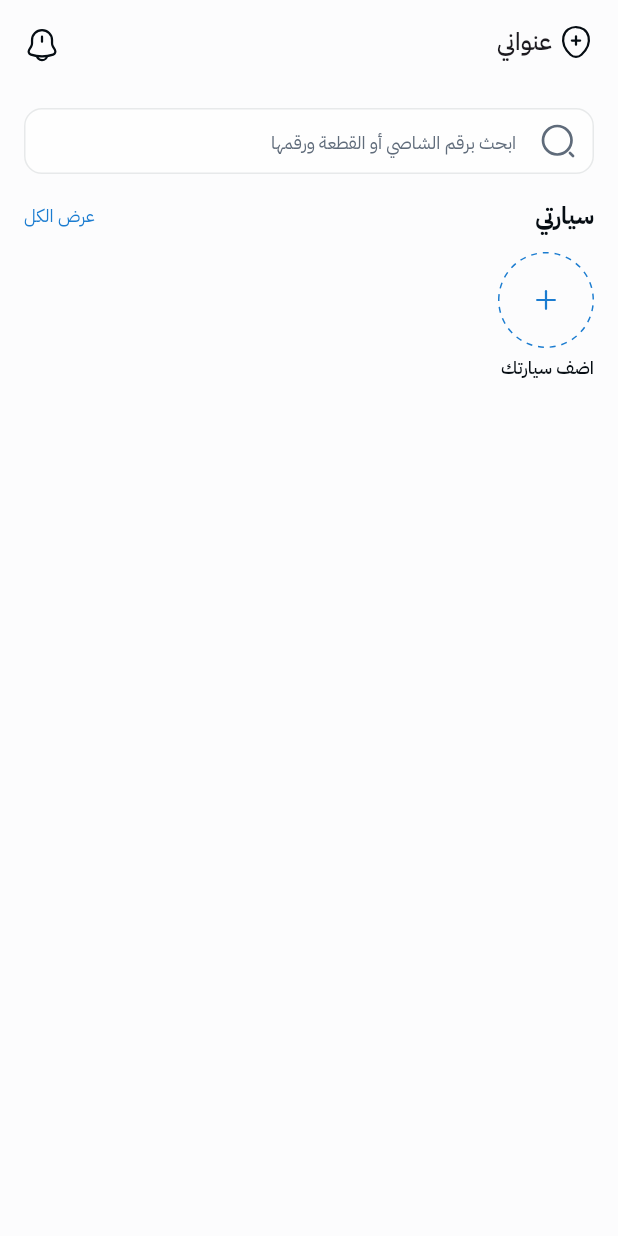
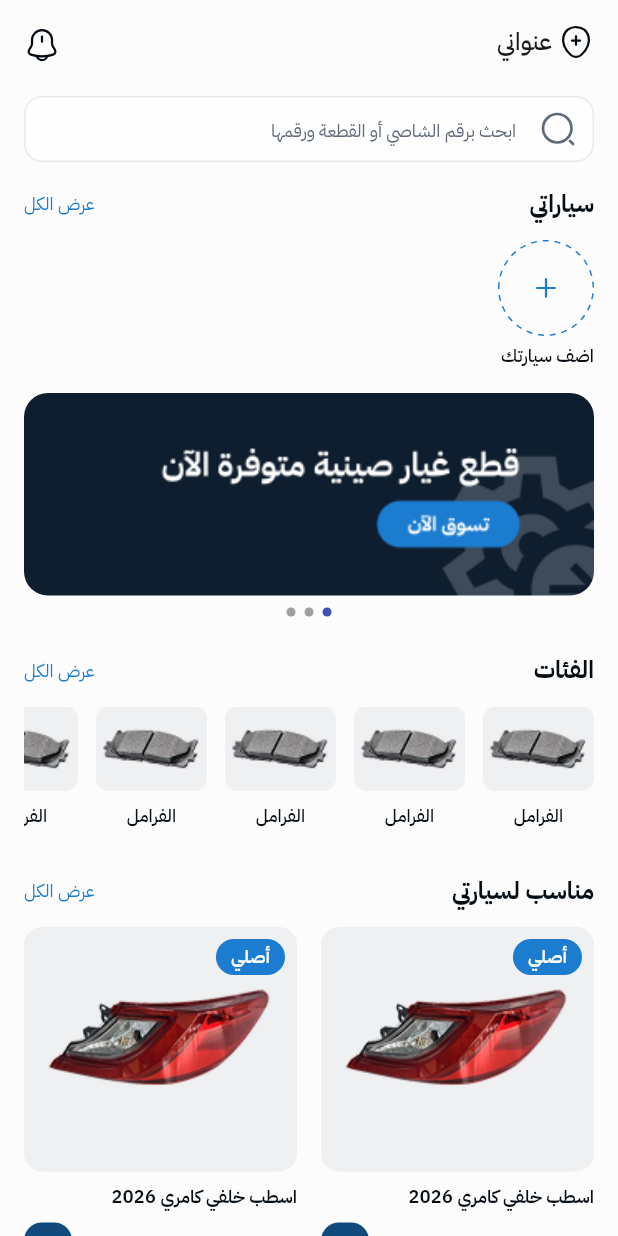
Before and after one commit to Nassertion/qitai, a Flutter app: the screen it shows after launch, on a phone screen of 412 x 824 dp. Run offline on Flutter 3.47's test engine with Material 3 defaults, Android fonts, the phone set to English and light mode, and no system bars; drawn by our look-alikes of smooth_page_indicator; our stand-ins replace flutter_svg.

Commit message:
adding pageview + categories + fit for my car in client screen

```diff
--- a/lib/core/constant/spaces.dart
+++ b/lib/core/constant/spaces.dart
@@ -1,6 +1,6 @@
 import 'package:flutter/material.dart';
 
 final dPadding = SizedBox(height: 16);
-final dPadding12 = SizedBox(height: 12);
-final dPadding8 = SizedBox(height: 8);
-final dPadding4 = SizedBox(height: 4);
+final Padding12 = SizedBox(height: 12);
+final Padding8 = SizedBox(height: 8);
+final Padding4 = SizedBox(height: 4);
--- a/lib/features/client/client_screen.dart
+++ /dev/null
@@ -1,83 +0,0 @@
-import 'package:flutter/material.dart';
-import 'package:flutter_svg/flutter_svg.dart';
-import 'package:qitai/core/constant/colors.dart';
-import 'package:qitai/core/constant/text_styles.dart';
-import 'package:qitai/core/constant/spaces.dart';
-import 'package:qitai/core/widgets/Page_padding.dart';
-import 'package:qitai/core/widgets/app_bar.dart';
-import 'package:qitai/core/widgets/search.dart';
-
-class ClientScreen extends StatelessWidget {
-  const ClientScreen({super.key});
-
-  @override
-  Widget build(BuildContext context) {
-    return Scaffold(
-      appBar: CustomeAppbar(),
-      body: AppPagePadding(
-        child: ListView(
-          padding: EdgeInsets.zero, // مهم
-          children: [
-            dPadding,
-            search(),
-            dPadding,
-            Row(
-              mainAxisAlignment: MainAxisAlignment.spaceBetween,
-              children: [
-                Text(
-                  "سيارتي",
-                  style: AppTextStyles.boldBody.copyWith(
-                    color: AppColors.primaryText,
-                  ),
-                ),
-                // make it work
-                TextButton(
-                  onPressed: () {},
-                  style: TextButton.styleFrom(
-                    padding: EdgeInsets.zero, // هنا تشيل padding الافتراضي
-                    minimumSize: Size(0, 0), // optional لتقليل حجم الـ button
-                    tapTargetSize: MaterialTapTargetSize
-                        .shrinkWrap, // مهم لتصغير الـ hitbox
-                  ),
-                  child: Text(
-                    "عرض الكل",
-                    style: AppTextStyles.regularOverline.copyWith(
-                      color: AppColors.actionText,
-                    ),
-                  ),
-                ),
-              ],
-            ),
-            dPadding12,
-            Row(children: [addCar("assets/icons/addCar.svg", "اضف سيارتك")]),
-            dPadding,
-          ],
-        ),
-      ),
-    );
-  }
-
-  //if no car -> default
-  Column addCar(String img, String carName) {
-    return Column(
-      crossAxisAlignment: CrossAxisAlignment.start,
-      children: [
-        SizedBox(
-          height: 64,
-          width: 64,
-          child: CircleAvatar(
-            backgroundColor: AppColors.backgroudColor,
-            child: SvgPicture.asset(img),
-          ),
-        ),
-        dPadding4,
-        Text(
-          carName,
-          style: AppTextStyles.mediumOverline.copyWith(
-            color: AppColors.primaryText,
-          ),
-        ),
-      ],
-    );
-  }
-}
--- /dev/null
+++ b/lib/features/client/presentation/screens/client_home_screen.dart
@@ -0,0 +1,108 @@
+import 'package:flutter/material.dart';
+import 'package:flutter_svg/flutter_svg.dart';
+import 'package:qitai/core/constant/colors.dart';
+import 'package:qitai/core/constant/text_styles.dart';
+import 'package:qitai/core/constant/spaces.dart';
+import 'package:qitai/core/widgets/Page_padding.dart';
+import 'package:qitai/core/widgets/app_bar.dart';
+import 'package:qitai/features/client/presentation/widgets/card_product.dart';
+import 'package:qitai/features/client/presentation/widgets/header.dart';
+import 'package:qitai/features/client/presentation/widgets/search.dart';
+import 'package:qitai/features/client/presentation/widgets/slider_widget.dart';
+
+class ClientScreen extends StatelessWidget {
+  const ClientScreen({super.key});
+
+  @override
+  Widget build(BuildContext context) {
+    return Scaffold(
+      appBar: CustomeAppbar(),
+      body: AppPagePadding(
+        child: ListView(
+          padding: EdgeInsets.zero,
+          children: [
+            Padding8, search(),
+            dPadding,
+            sectionHeader("سياراتي"),
+            Padding12,
+            //temp
+            Row(children: [addCar("assets/icons/addCar.svg", "اضف سيارتك")]),
+            dPadding,
+            //temp
+            ClientBannerSlider(),
+            SizedBox(height: 24),
+            sectionHeader("الفئات"),
+            Padding12,
+            //temp
+            //خله يطلع من البادنق
+            SizedBox(
+              height: 95,
+              child: ListView.separated(
+                scrollDirection: Axis.horizontal,
+                itemCount: 8,
+                separatorBuilder: (_, __) => const SizedBox(width: 12),
+                itemBuilder: (context, index) => Column(
+                  children: [
+                    Image.asset(
+                      'assets/images/framl.png',
+                      width: 74,
+                      height: 56,
+                    ),
+                    Padding8,
+                    Text(
+                      "الفرامل",
+                      style: AppTextStyles.mediumOverline.copyWith(
+                        color: AppColors.primaryText,
+                      ),
+                    ),
+                  ],
+                ),
+              ),
+            ),
+            dPadding,
+            sectionHeader("مناسب لسيارتي"),
+            Padding12,
+            GridView.builder(
+              itemCount: 8,
+              shrinkWrap: true,
+              physics: NeverScrollableScrollPhysics(),
+              gridDelegate: SliverGridDelegateWithFixedCrossAxisCount(
+                crossAxisCount: 2,
+                crossAxisSpacing: 16,
+                mainAxisSpacing: 16,
+                // childAspectRatio: 1,
+                mainAxisExtent: 237, // This sets the fixed height
+              ),
+              itemBuilder: (context, index) => ProductCard(),
+            ),
+          ],
+        ),
+      ),
+    );
+  }
+
+  //if no car -> default
+  //temp
+  Column addCar(String img, String carName) {
+    return Column(
+      crossAxisAlignment: CrossAxisAlignment.start,
+      children: [
+        SizedBox(
+          height: 64,
+          width: 64,
+          child: CircleAvatar(
+            backgroundColor: AppColors.backgroudColor,
+            child: SvgPicture.asset(img),
+          ),
+        ),
+        Padding4,
+        Text(
+          carName,
+          style: AppTextStyles.mediumOverline.copyWith(
+            color: AppColors.primaryText,
+          ),
+        ),
+      ],
+    );
+  }
+}
--- /dev/null
+++ b/lib/features/client/presentation/widgets/card_product.dart
@@ -0,0 +1,96 @@
+import 'package:flutter/material.dart';
+import 'package:flutter_svg/flutter_svg.dart';
+import 'package:qitai/core/constant/colors.dart';
+import 'package:qitai/core/constant/spaces.dart';
+import 'package:qitai/core/constant/text_styles.dart';
+
+class ProductCard extends StatelessWidget {
+  const ProductCard({super.key});
+  // اصلي وتجاري
+  @override
+  Widget build(BuildContext context) {
+    return Container(
+      decoration: BoxDecoration(borderRadius: BorderRadius.circular(16)),
+      child: Column(
+        crossAxisAlignment: CrossAxisAlignment.start,
+        children: [
+          Stack(
+            children: [
+              Container(
+                height: 163,
+                width: double.infinity,
+                decoration: BoxDecoration(
+                  color: AppColors.image,
+                  borderRadius: BorderRadius.circular(12),
+                ),
+                child: Image.asset(
+                  'assets/images/test.png',
+                  fit: BoxFit.contain,
+                ),
+              ),
+
+              Positioned(
+                top: 8,
+                right: 8,
+                child: Container(
+                  padding: const EdgeInsets.symmetric(
+                    horizontal: 10,
+                    vertical: 3,
+                  ),
+                  decoration: BoxDecoration(
+                    color: AppColors.actionText,
+                    borderRadius: BorderRadius.circular(24),
+                  ),
+                  child: Text(
+                    "أصلي",
+                    style: AppTextStyles.semiBoldOverline.copyWith(
+                      color: AppColors.whiteText,
+                    ),
+                  ),
+                ),
+              ),
+            ],
+          ),
+
+          Padding8,
+          Text(
+            "اسطب خلفي كامري 2026",
+            style: AppTextStyles.semiBoldOverline.copyWith(
+              color: AppColors.primaryText,
+            ),
+          ),
+
+          Padding8,
+
+          Row(
+            mainAxisAlignment: MainAxisAlignment.spaceBetween,
+            children: [
+              Row(
+                children: [
+                  Text(
+                    "300",
+                    style: AppTextStyles.semiBoldBody.copyWith(
+                      color: AppColors.primaryText,
+                    ),
+                  ),
+                  SizedBox(width: 2),
+                  SvgPicture.asset("assets/icons/SR.svg"),
+                ],
+              ),
+
+              Container(
+                width: 32,
+                height: 32,
+                decoration: BoxDecoration(
+                  color: AppColors.primaryButton,
+                  borderRadius: BorderRadius.circular(12),
+                ),
+                child: const Icon(Icons.add, color: Colors.white, size: 20),
+              ),
+            ],
+          ),
+        ],
+      ),
+    );
+  }
+}
--- /dev/null
+++ b/lib/features/client/presentation/widgets/header.dart
@@ -0,0 +1,30 @@
+import 'package:flutter/material.dart';
+import 'package:qitai/core/constant/colors.dart';
+import 'package:qitai/core/constant/text_styles.dart';
+
+Row sectionHeader(String name) {
+  return Row(
+    mainAxisAlignment: MainAxisAlignment.spaceBetween,
+    children: [
+      Text(
+        name,
+        style: AppTextStyles.boldBody.copyWith(color: AppColors.primaryText),
+      ),
+      // make it work
+      TextButton(
+        onPressed: () {},
+        style: TextButton.styleFrom(
+          padding: EdgeInsets.zero,
+          minimumSize: Size(0, 0),
+          tapTargetSize: MaterialTapTargetSize.shrinkWrap,
+        ),
+        child: Text(
+          "عرض الكل",
+          style: AppTextStyles.regularOverline.copyWith(
+            color: AppColors.actionText,
+          ),
+        ),
+      ),
+    ],
+  );
+}
--- /dev/null
+++ b/lib/features/client/presentation/widgets/slider_widget.dart
@@ -0,0 +1,59 @@
+import 'package:flutter/material.dart';
+import 'package:smooth_page_indicator/smooth_page_indicator.dart';
+
+class ClientBannerSlider extends StatefulWidget {
+  const ClientBannerSlider({super.key});
+
+  @override
+  State<ClientBannerSlider> createState() => _ClientBannerSliderState();
+}
+
+class _ClientBannerSliderState extends State<ClientBannerSlider> {
+  final PageController _controller = PageController();
+
+  final List<String> banners = [
+    'assets/images/Ad1.png',
+    'assets/images/Ad1.png',
+    'assets/images/Ad1.png',
+  ];
+
+  @override
+  void dispose() {
+    _controller.dispose();
+    super.dispose();
+  }
+
+  @override
+  Widget build(BuildContext context) {
+    return Column(
+      children: [
+        SizedBox(
+          height: 135,
+          child: PageView.builder(
+            controller: _controller,
+            itemCount: banners.length,
+            itemBuilder: (context, index) {
+              return Padding(
+                padding: const EdgeInsets.symmetric(horizontal: 0),
+                child: ClipRRect(
+                  borderRadius: BorderRadius.circular(16),
+                  child: Image.asset(
+                    banners[index],
+                    fit: BoxFit.cover,
+                    width: double.infinity,
+                  ),
+                ),
+              );
+            },
+          ),
+        ),
+        const SizedBox(height: 8),
+        SmoothPageIndicator(
+          controller: _controller,
+          count: banners.length,
+          effect: const WormEffect(dotHeight: 6, dotWidth: 6, spacing: 6),
+        ),
+      ],
+    );
+  }
+}
--- a/lib/main.dart
+++ b/lib/main.dart
@@ -1,7 +1,7 @@
 import 'package:flutter/material.dart';
 import 'package:flutter_localizations/flutter_localizations.dart';
 import 'package:qitai/core/constant/colors.dart';
-import 'package:qitai/features/client/client_screen.dart';
+import 'package:qitai/features/client/presentation/screens/client_home_screen.dart';
 
 void main() {
   runApp(const MyApp());
--- a/pubspec.yaml
+++ b/pubspec.yaml
@@ -40,6 +40,7 @@ dependencies:
     sdk: flutter
   intl: any
   flutter_svg: ^2.2.4
+  smooth_page_indicator: ^1.1.1
 
 dev_dependencies:
   flutter_test:
@@ -67,6 +68,7 @@ flutter:
     - assets/
     - assets/fonts/
     - assets/icons/
+    - assets/images/
 
   #   - images/a_dot_burr.jpeg
   #   - images/a_dot_ham.jpeg
```
Also changed, not shown: assets/icons/SR.svg (added), assets/images/Ad1.png (added), assets/images/Ad1.svg (added), assets/images/framl.png (added), assets/images/test.png (added), lib/features/client/presentation/widgets/search.dart (renamed from lib/core/widgets/search.dart), pubspec.lock.
